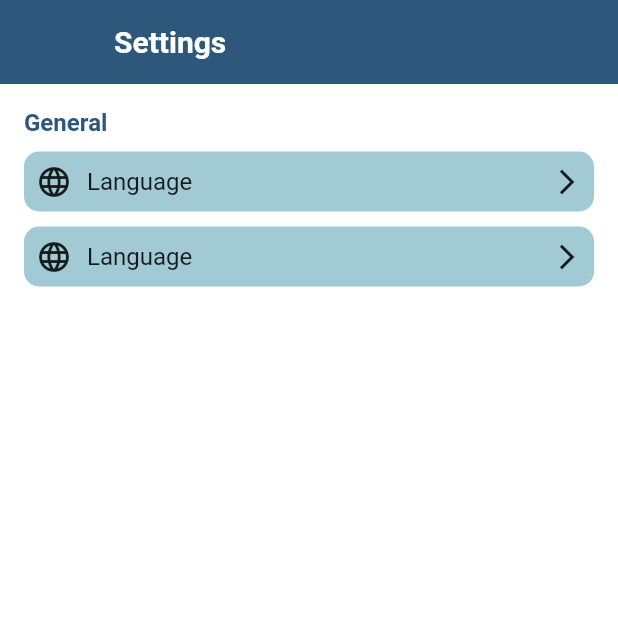
After one commit to reem3liii/Graduation-Project, a Flutter app: the SettingsScreen screen opened directly, on a phone screen of 412 x 824 dp, the top half of it. The commit adds this screen. Run offline on Flutter 3.47's test engine with Material 2 defaults, Android fonts, the phone set to English and light mode, and no system bars; our stand-ins replace google_fonts, hexcolor, smooth_page_indicator.

Commit message:
initial design for the setting screen

```diff
--- /dev/null
+++ b/lib/modules/setting_screen.dart
@@ -0,0 +1,111 @@
+import 'package:flutter/material.dart';
+import 'package:flutter/services.dart';
+import 'package:saas/shared/styles/colors.dart';
+
+class SettingsScreen extends StatefulWidget {
+  const SettingsScreen({Key? key}) : super(key: key);
+
+  @override
+  _SettingsScreenState createState() => _SettingsScreenState();
+}
+
+class _SettingsScreenState extends State<SettingsScreen> {
+  bool lockInBackground = true;
+
+  @override
+  Widget build(BuildContext context) {
+    return Scaffold(
+      appBar: AppBar(
+        title: const Text(
+          'Settings',
+          style: TextStyle(
+            color: Colors.white,
+          ),
+        ),
+        backgroundColor: defaultColor,
+        systemOverlayStyle: SystemUiOverlayStyle(
+          statusBarColor: defaultColor,
+          statusBarIconBrightness: Brightness.light,
+        ),
+      ),
+      body: Padding(
+        padding: const EdgeInsets.all(16.0),
+        child: Column(
+          crossAxisAlignment: CrossAxisAlignment.start,
+          children: [
+            Text(
+              'General',
+              style: TextStyle(
+                color: defaultColor,
+                fontSize: 16,
+                fontWeight: FontWeight.bold,
+              ),
+            ),
+            const SizedBox(
+              height: 10,
+            ),
+            Container(
+              decoration: BoxDecoration(
+                borderRadius: BorderRadiusDirectional.circular(10),
+                color: defaultLightColor,
+              ),
+              child: Padding(
+                padding: const EdgeInsets.all(8.0),
+                child: Row(
+                  children: [
+                    const Icon(Icons.language),
+                    const SizedBox(
+                      width: 10,
+                    ),
+                    Text(
+                      'Language',
+                      style: TextStyle(
+                        fontSize: 16,
+                      ),
+                    ),
+                    Spacer(),
+                    Icon(
+                      Icons.arrow_forward_ios,
+                      size: 20,
+                    ),
+                  ],
+                ),
+              ),
+            ),
+            const SizedBox(
+              height: 10,
+            ),
+            Container(
+              decoration: BoxDecoration(
+                borderRadius: BorderRadiusDirectional.circular(10),
+                color: defaultLightColor,
+              ),
+              child: Padding(
+                padding: const EdgeInsets.all(8.0),
+                child: Row(
+                  children: [
+                    const Icon(Icons.language),
+                    const SizedBox(
+                      width: 10,
+                    ),
+                    Text(
+                      'Language',
+                      style: TextStyle(
+                        fontSize: 16,
+                      ),
+                    ),
+                    Spacer(),
+                    Icon(
+                      Icons.arrow_forward_ios,
+                      size: 20,
+                    ),
+                  ],
+                ),
+              ),
+            ),
+          ],
+        ),
+      ),
+    );
+  }
+}
--- a/lib/shared/components/components.dart
+++ b/lib/shared/components/components.dart
@@ -1,7 +1,6 @@
 import 'package:flutter/material.dart';
 import 'package:google_fonts/google_fonts.dart';
 import 'package:hexcolor/hexcolor.dart';
-import 'package:saas/shared/styles/colors.dart';
 
 void navigateTo(context, widget) => Navigator.push(
   context,
```
